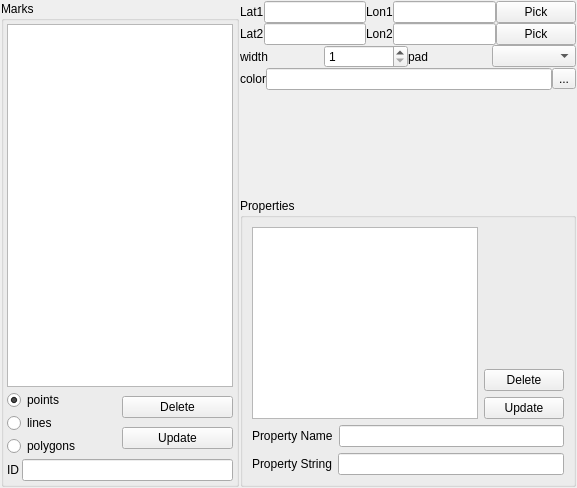
This is qtvplugin_geomarker/qtvplugin_geomarker.ui in tgut/mercator.qtviewer as Qt 5 draws it before an edit. The edited form follows.
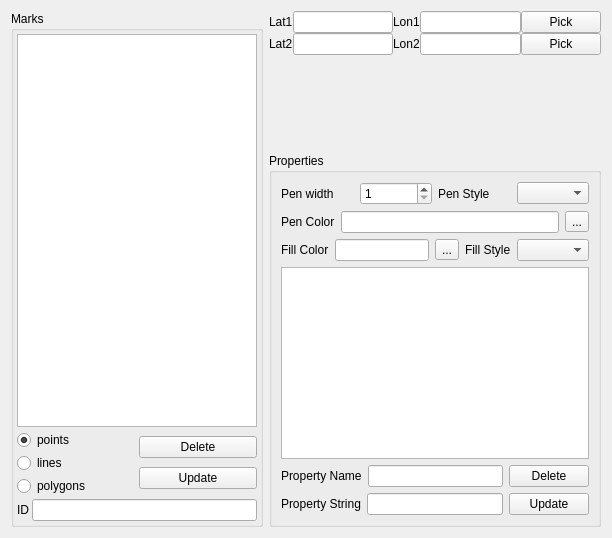
This is the edited form. The open tabs and pages were chosen to show the change.

Commit message: All UI method has been finished. pen and brush now are  independent with shapes.

The edit to the form file:
```diff
--- a/qtvplugin_geomarker/qtvplugin_geomarker.ui
+++ b/qtvplugin_geomarker/qtvplugin_geomarker.ui
@@ -6,29 +6,14 @@
    <rect>
     <x>0</x>
     <y>0</y>
-    <width>577</width>
-    <height>488</height>
+    <width>612</width>
+    <height>534</height>
    </rect>
   </property>
   <property name="windowTitle">
    <string>Grid</string>
   </property>
-  <layout class="QHBoxLayout" name="horizontalLayout_15">
-   <property name="spacing">
-    <number>1</number>
-   </property>
-   <property name="leftMargin">
-    <number>1</number>
-   </property>
-   <property name="topMargin">
-    <number>1</number>
-   </property>
-   <property name="rightMargin">
-    <number>1</number>
-   </property>
-   <property name="bottomMargin">
-    <number>1</number>
-   </property>
+  <layout class="QHBoxLayout" name="horizontalLayout_4">
    <item>
     <widget class="QGroupBox" name="groupBox">
      <property name="title">
@@ -128,7 +113,7 @@
     </widget>
    </item>
    <item>
-    <layout class="QVBoxLayout" name="verticalLayout_5">
+    <layout class="QVBoxLayout" name="verticalLayout_8">
      <item>
       <widget class="QStackedWidget" name="stackedWidget_marks">
        <property name="sizePolicy">
@@ -226,48 +211,6 @@
            </item>
           </layout>
          </item>
-         <item>
-          <layout class="QHBoxLayout" name="horizontalLayout_4">
-           <item>
-            <widget class="QLabel" name="label_14">
-             <property name="text">
-              <string>Edge color</string>
-             </property>
-            </widget>
-           </item>
-           <item>
-            <widget class="QLineEdit" name="lineEdit_PointColorEdge"/>
-           </item>
-           <item>
-            <widget class="QToolButton" name="toolButton_selColor_pointEdge">
-             <property name="text">
-              <string>...</string>
-             </property>
-            </widget>
-           </item>
-          </layout>
-         </item>
-         <item>
-          <layout class="QHBoxLayout" name="horizontalLayout_6">
-           <item>
-            <widget class="QLabel" name="label_16">
-             <property name="text">
-              <string>Fill Color</string>
-             </property>
-            </widget>
-           </item>
-           <item>
-            <widget class="QLineEdit" name="lineEdit_PointColorFill"/>
-           </item>
-           <item>
-            <widget class="QToolButton" name="toolButton_selColor_pointcolorFill">
-             <property name="text">
-              <string>...</string>
-             </property>
-            </widget>
-           </item>
-          </layout>
-         </item>
          <item>
           <widget class="QRadioButton" name="radioButton_PointRect">
            <property name="text">
@@ -369,58 +312,6 @@
            </item>
           </layout>
          </item>
-         <item>
-          <layout class="QHBoxLayout" name="horizontalLayout_12">
-           <item>
-            <widget class="QLabel" name="label_11">
-             <property name="text">
-              <string>width</string>
-             </property>
-            </widget>
-           </item>
-           <item>
-            <widget class="QSpinBox" name="spinBox_lineWidth">
-             <property name="minimum">
-              <number>1</number>
-             </property>
-             <property name="maximum">
-              <number>256</number>
-             </property>
-            </widget>
-           </item>
-           <item>
-            <widget class="QLabel" name="label_19">
-             <property name="text">
-              <string>pad</string>
-             </property>
-            </widget>
-           </item>
-           <item>
-            <widget class="QComboBox" name="comboBox_linePad"/>
-           </item>
-          </layout>
-         </item>
-         <item>
-          <layout class="QHBoxLayout" name="horizontalLayout_11">
-           <item>
-            <widget class="QLabel" name="label_12">
-             <property name="text">
-              <string>color</string>
-             </property>
-            </widget>
-           </item>
-           <item>
-            <widget class="QLineEdit" name="lineEdit_lineColor"/>
-           </item>
-           <item>
-            <widget class="QToolButton" name="toolButton_selColor">
-             <property name="text">
-              <string>...</string>
-             </property>
-            </widget>
-           </item>
-          </layout>
-         </item>
         </layout>
        </widget>
        <widget class="QWidget" name="page_region">
@@ -439,48 +330,6 @@
            </property>
           </widget>
          </item>
-         <item>
-          <layout class="QHBoxLayout" name="horizontalLayout_5">
-           <item>
-            <widget class="QLabel" name="label_17">
-             <property name="text">
-              <string>Edge color</string>
-             </property>
-            </widget>
-           </item>
-           <item>
-            <widget class="QLineEdit" name="lineEdit_RegionColorEdge"/>
-           </item>
-           <item>
-            <widget class="QToolButton" name="toolButton_selColor_regionEdge">
-             <property name="text">
-              <string>...</string>
-             </property>
-            </widget>
-           </item>
-          </layout>
-         </item>
-         <item>
-          <layout class="QHBoxLayout" name="horizontalLayout_13">
-           <item>
-            <widget class="QLabel" name="label_18">
-             <property name="text">
-              <string>Fill Color</string>
-             </property>
-            </widget>
-           </item>
-           <item>
-            <widget class="QLineEdit" name="lineEdit_RegionColorFill"/>
-           </item>
-           <item>
-            <widget class="QToolButton" name="toolButton_selColor_regionFill">
-             <property name="text">
-              <string>...</string>
-             </property>
-            </widget>
-           </item>
-          </layout>
-         </item>
          <item>
           <layout class="QHBoxLayout" name="horizontalLayout_14">
            <item>
@@ -520,52 +369,100 @@
        <property name="title">
         <string>Properties</string>
        </property>
-       <layout class="QVBoxLayout" name="verticalLayout_9">
+       <layout class="QVBoxLayout" name="verticalLayout_5">
         <item>
-         <layout class="QHBoxLayout" name="horizontalLayout_17">
+         <layout class="QHBoxLayout" name="horizontalLayout_6">
           <item>
-           <widget class="QTableView" name="tableView_props">
-            <property name="sizePolicy">
-             <sizepolicy hsizetype="Expanding" vsizetype="MinimumExpanding">
-              <horstretch>0</horstretch>
-              <verstretch>0</verstretch>
-             </sizepolicy>
+           <widget class="QLabel" name="label_11">
+            <property name="text">
+             <string>Pen width</string>
             </property>
            </widget>
           </item>
           <item>
-           <layout class="QVBoxLayout" name="verticalLayout_8">
-            <item>
-             <spacer name="verticalSpacer">
-              <property name="orientation">
-               <enum>Qt::Vertical</enum>
-              </property>
-              <property name="sizeHint" stdset="0">
-               <size>
-                <width>20</width>
-                <height>40</height>
-               </size>
-              </property>
-             </spacer>
-            </item>
-            <item>
-             <widget class="QPushButton" name="pushButton_prop_delete">
-              <property name="text">
-               <string>Delete</string>
-              </property>
-             </widget>
-            </item>
-            <item>
-             <widget class="QPushButton" name="pushButton_prop_update">
-              <property name="text">
-               <string>Update</string>
-              </property>
-             </widget>
-            </item>
-           </layout>
+           <widget class="QSpinBox" name="spinBox_penWidth">
+            <property name="minimum">
+             <number>1</number>
+            </property>
+            <property name="maximum">
+             <number>256</number>
+            </property>
+           </widget>
           </item>
+          <item>
+           <widget class="QLabel" name="label_19">
+            <property name="text">
+             <string>Pen Style</string>
+            </property>
+           </widget>
+          </item>
+          <item>
+           <widget class="QComboBox" name="comboBox_linePad"/>
+          </item>
          </layout>
         </item>
+        <item>
+         <layout class="QHBoxLayout" name="horizontalLayout_11">
+          <item>
+           <widget class="QLabel" name="label_12">
+            <property name="text">
+             <string>Pen Color</string>
+            </property>
+           </widget>
+          </item>
+          <item>
+           <widget class="QLineEdit" name="lineEdit_PenColor"/>
+          </item>
+          <item>
+           <widget class="QToolButton" name="toolButton_selColorPen">
+            <property name="text">
+             <string>...</string>
+            </property>
+           </widget>
+          </item>
+         </layout>
+        </item>
+        <item>
+         <layout class="QHBoxLayout" name="horizontalLayout_12">
+          <item>
+           <widget class="QLabel" name="label_16">
+            <property name="text">
+             <string>Fill Color</string>
+            </property>
+           </widget>
+          </item>
+          <item>
+           <widget class="QLineEdit" name="lineEdit_FillColor"/>
+          </item>
+          <item>
+           <widget class="QToolButton" name="toolButton_selColorFill">
+            <property name="text">
+             <string>...</string>
+            </property>
+           </widget>
+          </item>
+          <item>
+           <widget class="QLabel" name="label_21">
+            <property name="text">
+             <string>Fill Style</string>
+            </property>
+           </widget>
+          </item>
+          <item>
+           <widget class="QComboBox" name="comboBox_fillPad"/>
+          </item>
+         </layout>
+        </item>
+        <item>
+         <widget class="QTableView" name="tableView_props">
+          <property name="sizePolicy">
+           <sizepolicy hsizetype="Expanding" vsizetype="MinimumExpanding">
+            <horstretch>0</horstretch>
+            <verstretch>0</verstretch>
+           </sizepolicy>
+          </property>
+         </widget>
+        </item>
         <item>
          <layout class="QHBoxLayout" name="horizontalLayout_8">
           <item>
@@ -578,6 +475,13 @@
           <item>
            <widget class="QLineEdit" name="lineEdit_prop_name"/>
           </item>
+          <item>
+           <widget class="QPushButton" name="pushButton_prop_delete">
+            <property name="text">
+             <string>Delete</string>
+            </property>
+           </widget>
+          </item>
          </layout>
         </item>
         <item>
@@ -592,6 +496,13 @@
           <item>
            <widget class="QLineEdit" name="lineEdit_prop_string"/>
           </item>
+          <item>
+           <widget class="QPushButton" name="pushButton_prop_update">
+            <property name="text">
+             <string>Update</string>
+            </property>
+           </widget>
+          </item>
          </layout>
         </item>
        </layout>
```
The commit also changes 7 other files.
